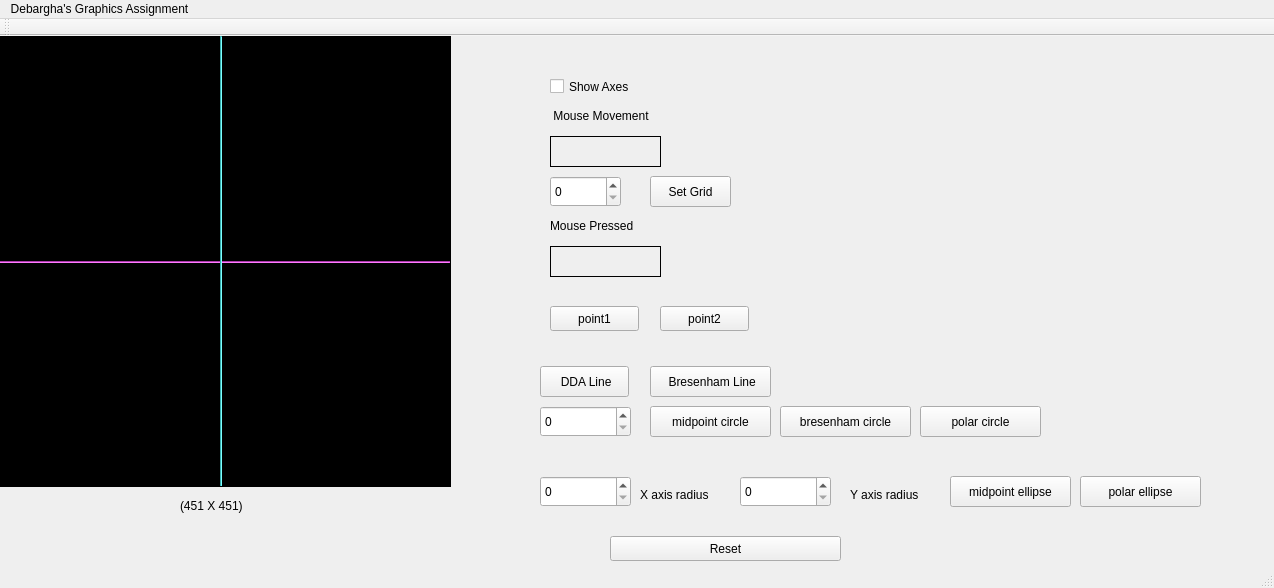
This is BCSE3_Graphics_Assignment/mainwindow.ui in debargham14/BCSE_Graphics_Assignment as Qt 5 draws it before an edit. The edited form follows.
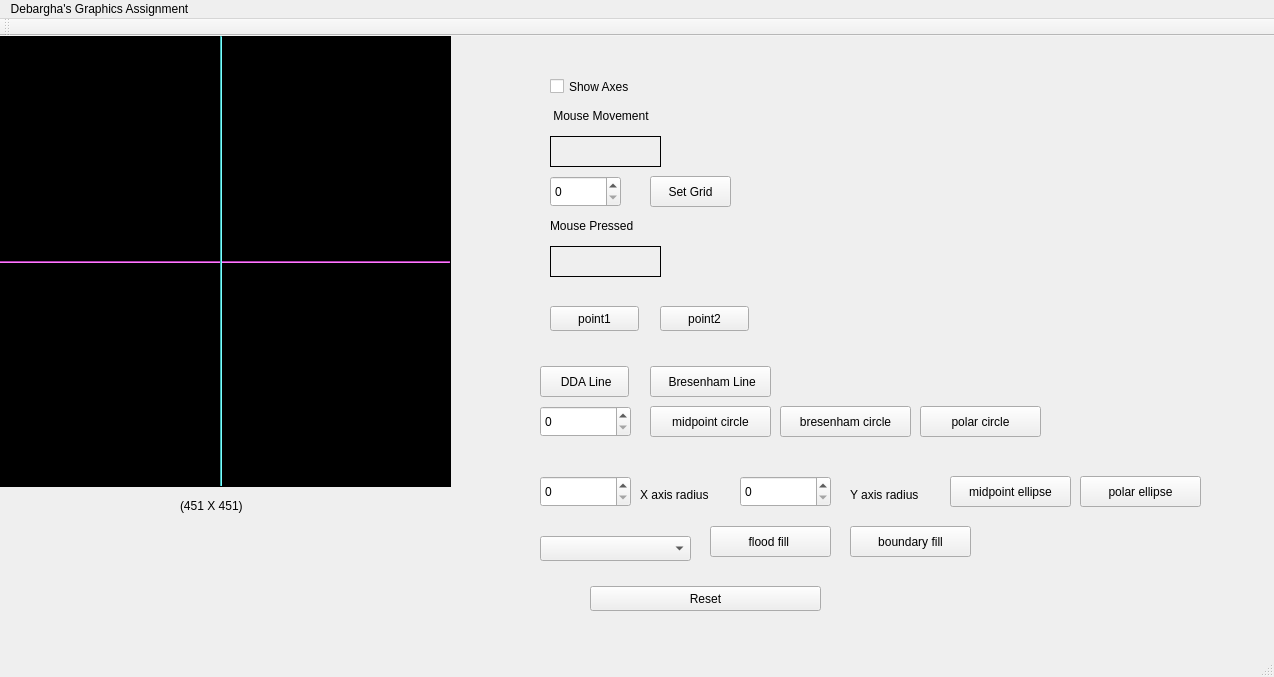
This is the edited form. Custom widgets are drawn as their Qt base class.

Commit message: flood fill and boundary fill algorithm added

Patch:
```diff
--- a/BCSE3_Graphics_Assignment/mainwindow.ui
+++ b/BCSE3_Graphics_Assignment/mainwindow.ui
@@ -7,7 +7,7 @@
     <x>0</x>
     <y>0</y>
     <width>1274</width>
-    <height>588</height>
+    <height>677</height>
    </rect>
   </property>
   <property name="windowTitle">
@@ -179,8 +179,8 @@
    <widget class="QPushButton" name="resetButton">
     <property name="geometry">
      <rect>
-      <x>610</x>
-      <y>500</y>
+      <x>590</x>
+      <y>550</y>
       <width>231</width>
       <height>25</height>
      </rect>
@@ -362,6 +362,42 @@
      <string>polar ellipse</string>
     </property>
    </widget>
+   <widget class="QPushButton" name="floodfill">
+    <property name="geometry">
+     <rect>
+      <x>710</x>
+      <y>490</y>
+      <width>121</width>
+      <height>31</height>
+     </rect>
+    </property>
+    <property name="text">
+     <string>flood fill </string>
+    </property>
+   </widget>
+   <widget class="QComboBox" name="fill_selector">
+    <property name="geometry">
+     <rect>
+      <x>540</x>
+      <y>500</y>
+      <width>151</width>
+      <height>25</height>
+     </rect>
+    </property>
+   </widget>
+   <widget class="QPushButton" name="boundaryfill">
+    <property name="geometry">
+     <rect>
+      <x>850</x>
+      <y>490</y>
+      <width>121</width>
+      <height>31</height>
+     </rect>
+    </property>
+    <property name="text">
+     <string>boundary fill</string>
+    </property>
+   </widget>
   </widget>
   <widget class="QMenuBar" name="menuBar">
    <property name="geometry">
```
The commit also changes 2 other files.
